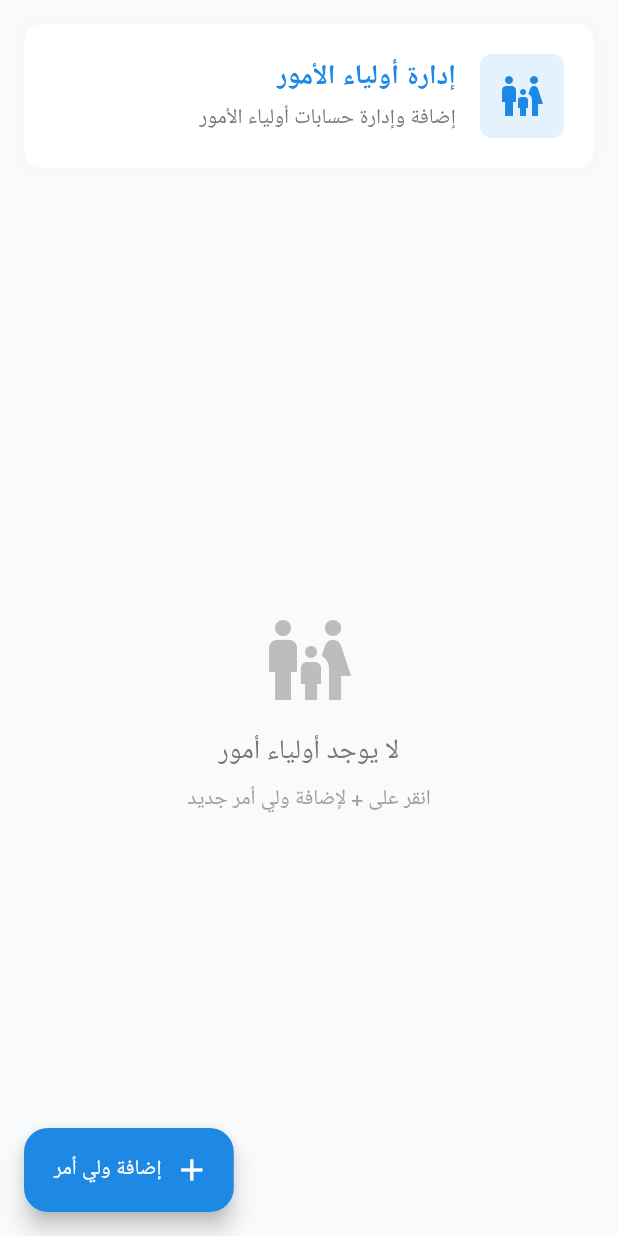
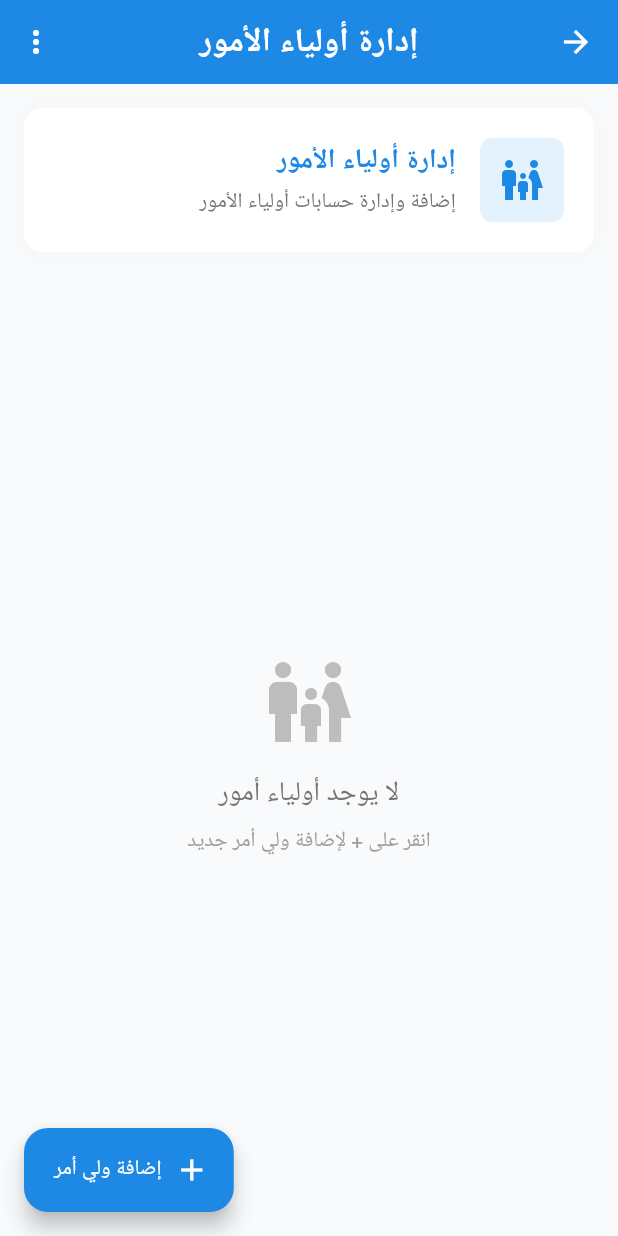
Before and after one commit to mustafa2080/mybus, a Flutter app: the ParentsManagementScreen screen opened by its route, on a phone screen of 412 x 824 dp. Run offline on Flutter 3.47's test engine with Material 3 defaults, Android fonts, the phone set to English and light mode, and no system bars; our stand-ins replace cached_network_image, cloud_firestore, file_picker, firebase_auth, firebase_core, firebase_messaging and 7 more; missing offline and left inert: excel, mobile_scanner; accounts and stored records are empty.

Commit message:
Fix parents management screen issues
✅ Added AppBar to parents management screen
✅ Fixed delete functionality - now updates UI properly
✅ Fixed update functionality - now refreshes UI

Changes:
- Added AdminAppBar import and usage
- Added setState() after delete operation
- Added setState() after update operation
- UI now refreshes automatically after operations

```diff
--- a/lib/screens/admin/parents_management_screen.dart
+++ b/lib/screens/admin/parents_management_screen.dart
@@ -3,6 +3,7 @@ import 'package:cloud_firestore/cloud_firestore.dart';
 import '../../models/user_model.dart';
 import '../../services/auth_service.dart';
 import '../../services/email_service.dart';
+import '../../widgets/admin_app_bar.dart';
 
 class ParentsManagementScreen extends StatefulWidget {
   const ParentsManagementScreen({super.key});
@@ -20,6 +21,9 @@ class _ParentsManagementScreenState extends State<ParentsManagementScreen> {
   @override
   Widget build(BuildContext context) {
     return Scaffold(
+      appBar: const AdminAppBar(
+        title: 'إدارة أولياء الأمور',
+      ),
       body: Column(
         children: [
           // Header Stats
@@ -609,6 +613,9 @@ class _ParentsManagementScreenState extends State<ParentsManagementScreen> {
       });
 
       if (mounted) {
+        // تحديث الواجهة
+        setState(() {});
+
         ScaffoldMessenger.of(context).showSnackBar(
           const SnackBar(
             content: Text('تم تحديث بيانات ولي الأمر بنجاح'),
@@ -878,9 +885,13 @@ class _ParentsManagementScreenState extends State<ParentsManagementScreen> {
 
   Future<void> _deleteParent(String id) async {
     try {
+      // حذف ولي الأمر من قاعدة البيانات
       await _firestore.collection('users').doc(id).delete();
 
       if (mounted) {
+        // تحديث الواجهة
+        setState(() {});
+
         ScaffoldMessenger.of(context).showSnackBar(
           const SnackBar(
             content: Text('تم حذف ولي الأمر بنجاح'),
```
